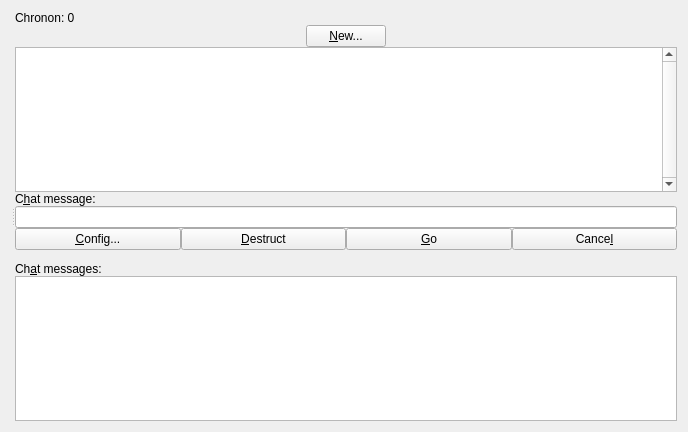
This is src/qt/forms/managenamespage.ui in chronokings/huntercoin as Qt 5 draws it before an edit. The edited form follows.
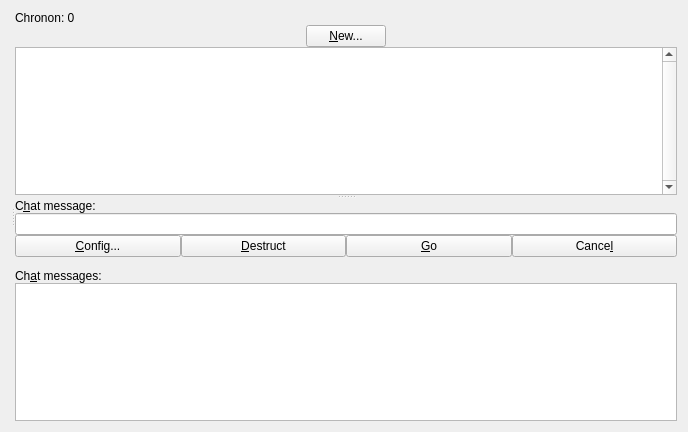
This is the edited form. Icons and pictures are not drawn.

Commit message:
QSplitter also for chat / player list.
Also use a QSplitter with movable border between chat and player list.

What changed in the file:
```diff
--- a/src/qt/forms/managenamespage.ui
+++ b/src/qt/forms/managenamespage.ui
@@ -29,8 +29,15 @@
        </property>
       </layout>
      </widget>
-     <widget class="QWidget" name="layoutWidget">
-      <layout class="QVBoxLayout" name="verticalLayout" stretch="0,0,1,0,0,0,0,0,1">
+     <widget class="QSplitter" name="layoutWidget">
+      <property name="orientation">
+       <enum>Qt::Vertical</enum>
+      </property>
+      <property name="childrenCollapsible">
+       <bool>false</bool>
+      </property>
+      <widget class="QWidget">
+       <layout class="QVBoxLayout" name="verticalLayoutTop" stretch="0,0,1">
        <property name="spacing">
         <number>0</number>
        </property>
@@ -102,6 +109,13 @@
          </attribute>
         </widget>
        </item>
+       </layout>
+      </widget>
+      <widget class="QWidget">
+       <layout class="QVBoxLayout" name="verticalLayoutBottom" stretch="0,0,0,0,0,1">
+        <property name="spacing">
+         <number>0</number>
+        </property>
        <item>
         <widget class="QLabel" name="label_8">
          <property name="sizePolicy">
@@ -235,6 +249,7 @@
         </widget>
        </item>
       </layout>
+      </widget>
      </widget>
     </widget>
    </item>
```
Left out of the diff: 2 changed lines with no effect on the pictures. Lines whose indentation alone changed are shown as unchanged.
